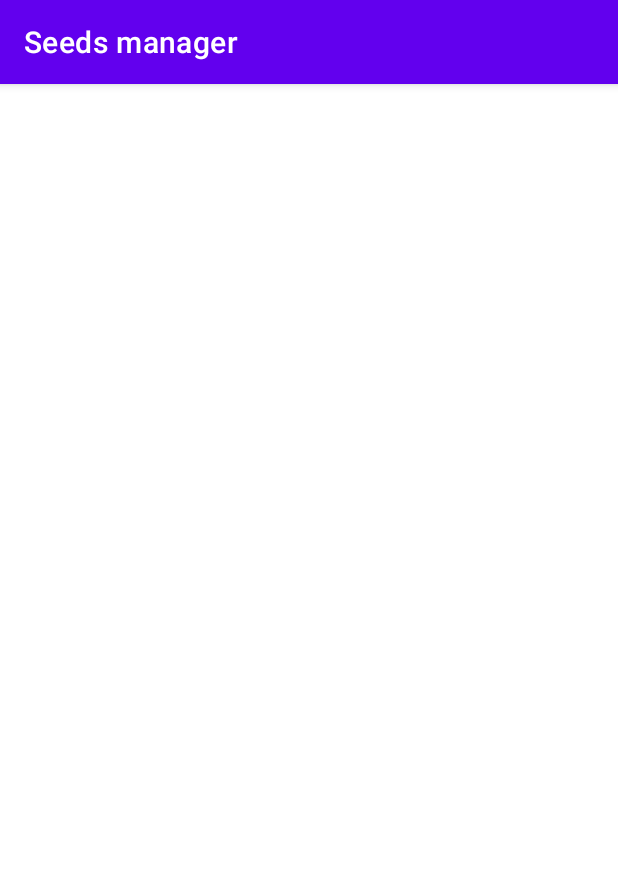
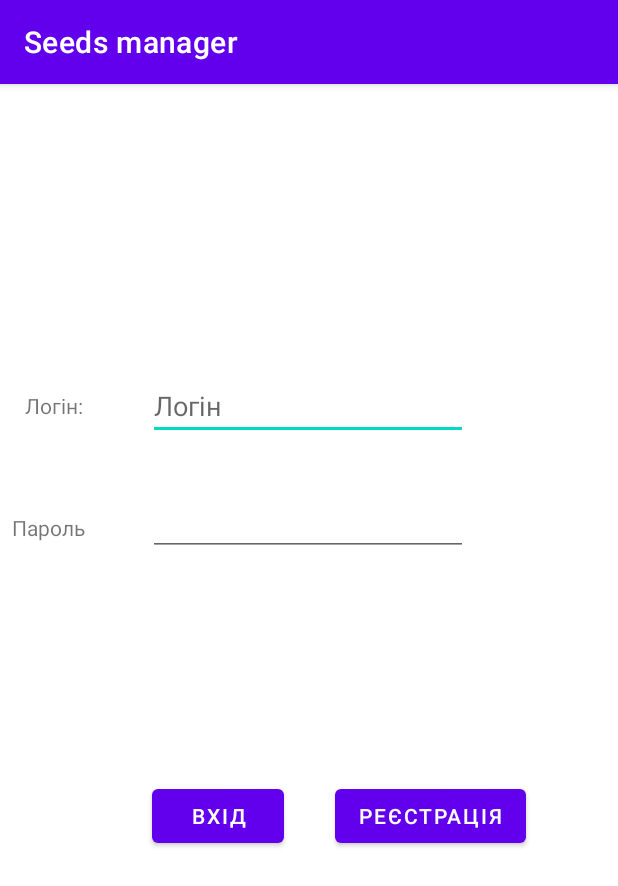
Before and after one commit to VolodymyrOn/android_project_p41, an Android app: the screen it shows after launch (LoginActivity), on a phone screen of 412 x 824 dp. Shown: the top 886 px of the screen. Run offline under Robolectric (Android 15) with nearby library versions, the phone set to English and light mode, and no system bars.

Commit message:
reg and auth v 0.5

```diff
--- /dev/null
+++ b/app/src/main/java/com/example/seedsmanager/Const.kt
@@ -0,0 +1,4 @@
+package com.example.seedsmanager
+
+object Const {
+}
--- a/app/src/main/java/com/example/seedsmanager/LoginActivity.kt
+++ b/app/src/main/java/com/example/seedsmanager/LoginActivity.kt
@@ -1,13 +1,43 @@
 package com.example.seedsmanager
 
+import android.content.Context
+import android.content.Intent
 import androidx.appcompat.app.AppCompatActivity
 import android.os.Bundle
+import android.widget.Button
+import android.widget.EditText
+import android.widget.Toast
 
 class LoginActivity : AppCompatActivity() {
     override fun onCreate(savedInstanceState: Bundle?) {
         super.onCreate(savedInstanceState)
         setContentView(R.layout.activity_login)
+        val reg=findViewById<Button>(R.id.button_reg)
+        val auth=findViewById<Button>(R.id.button_auth)
+        val et1=findViewById<EditText>(R.id.editTextText)
+        val et2=findViewById<EditText>(R.id.editTextTextPassword)
+        val sharedPreferences = getSharedPreferences("my_preferences", Context.MODE_PRIVATE)
+        val login = sharedPreferences.getString("Login", "")
+        val password = sharedPreferences.getString("Password", "")
+
+        reg.setOnClickListener{
+            val intent = Intent(this, RegistrationActivity::class.java)
+            startActivity(intent)
+            finish()
+        }
+
+        auth.setOnClickListener{
+            if(et1.text.toString()==""||et2.text.toString()==""){
+                Toast.makeText(this, "Поля повинні бути заповнені", Toast.LENGTH_SHORT).show()
+            }
+            else if(login==et1.text.toString()&&password==et2.text.toString()){
+                val intent = Intent(this, MenuActivity::class.java)
+                startActivity(intent)
+                finish()
+            }
+            else{
+                Toast.makeText(this, "Не вірно введено логін або пароль", Toast.LENGTH_SHORT).show()
+            }
+        }
     }
-}/*git remote add origin https://github.com/VolodymyrOn/android_project_p41.git
-git branch -M main
-git push -u origin main*/
+}
--- a/app/src/main/res/layout/activity_login.xml
+++ b/app/src/main/res/layout/activity_login.xml
@@ -6,4 +6,78 @@
     android:layout_height="match_parent"
     tools:context=".LoginActivity">
 
+    <Button
+        android:id="@+id/button_auth"
+        android:layout_width="wrap_content"
+        android:layout_height="wrap_content"
+        android:text="Вхід"
+        app:layout_constraintBottom_toBottomOf="parent"
+        app:layout_constraintEnd_toEndOf="parent"
+        app:layout_constraintHorizontal_bias="0.312"
+        app:layout_constraintStart_toStartOf="parent"
+        app:layout_constraintTop_toTopOf="parent"
+        app:layout_constraintVertical_bias="0.644" />
+
+    <Button
+        android:id="@+id/button_reg"
+        android:layout_width="wrap_content"
+        android:layout_height="wrap_content"
+        android:text="Реєстрація"
+        app:layout_constraintBottom_toBottomOf="parent"
+        app:layout_constraintEnd_toEndOf="parent"
+        app:layout_constraintHorizontal_bias="0.784"
+        app:layout_constraintStart_toStartOf="parent"
+        app:layout_constraintTop_toTopOf="parent"
+        app:layout_constraintVertical_bias="0.644" />
+
+    <EditText
+        android:id="@+id/editTextText"
+        android:layout_width="wrap_content"
+        android:layout_height="wrap_content"
+        android:ems="10"
+        android:inputType="text"
+        android:hint="Логін"
+        app:layout_constraintBottom_toBottomOf="parent"
+        app:layout_constraintEnd_toEndOf="parent"
+        app:layout_constraintHorizontal_bias="0.497"
+        app:layout_constraintStart_toStartOf="parent"
+        app:layout_constraintTop_toTopOf="parent"
+        app:layout_constraintVertical_bias="0.266" />
+
+    <EditText
+        android:id="@+id/editTextTextPassword"
+        android:layout_width="wrap_content"
+        android:layout_height="wrap_content"
+        android:ems="10"
+        android:inputType="textPassword"
+        app:layout_constraintBottom_toBottomOf="parent"
+        app:layout_constraintEnd_toEndOf="parent"
+        app:layout_constraintHorizontal_bias="0.497"
+        app:layout_constraintStart_toStartOf="parent"
+        app:layout_constraintTop_toTopOf="parent"
+        app:layout_constraintVertical_bias="0.373" />
+
+    <TextView
+        android:id="@+id/textView"
+        android:layout_width="wrap_content"
+        android:layout_height="wrap_content"
+        android:text="Логін:"
+        app:layout_constraintBottom_toBottomOf="parent"
+        app:layout_constraintEnd_toEndOf="parent"
+        app:layout_constraintHorizontal_bias="0.045"
+        app:layout_constraintStart_toStartOf="parent"
+        app:layout_constraintTop_toTopOf="parent"
+        app:layout_constraintVertical_bias="0.273" />
+
+    <TextView
+        android:id="@+id/textView4"
+        android:layout_width="wrap_content"
+        android:layout_height="wrap_content"
+        android:text="Пароль"
+        app:layout_constraintBottom_toBottomOf="parent"
+        app:layout_constraintEnd_toEndOf="parent"
+        app:layout_constraintHorizontal_bias="0.022"
+        app:layout_constraintStart_toStartOf="parent"
+        app:layout_constraintTop_toTopOf="parent"
+        app:layout_constraintVertical_bias="0.382" />
 </androidx.constraintlayout.widget.ConstraintLayout>
```
Also changed, not shown: app/src/main/AndroidManifest.xml (+17 -0 lines), app/src/main/java/com/example/seedsmanager/MenuActivity.kt (added, +11 -0 lines), app/src/main/java/com/example/seedsmanager/ProfileActivity.kt (added, +11 -0 lines), app/src/main/java/com/example/seedsmanager/RegistrationActivity.kt (added, +140 -0 lines), app/src/main/res/layout/activity_menu.xml (added, +9 -0 lines), app/src/main/res/layout/activity_profile.xml (added, +9 -0 lines), app/src/main/res/layout/activity_registration.xml (added, +107 -0 lines).
